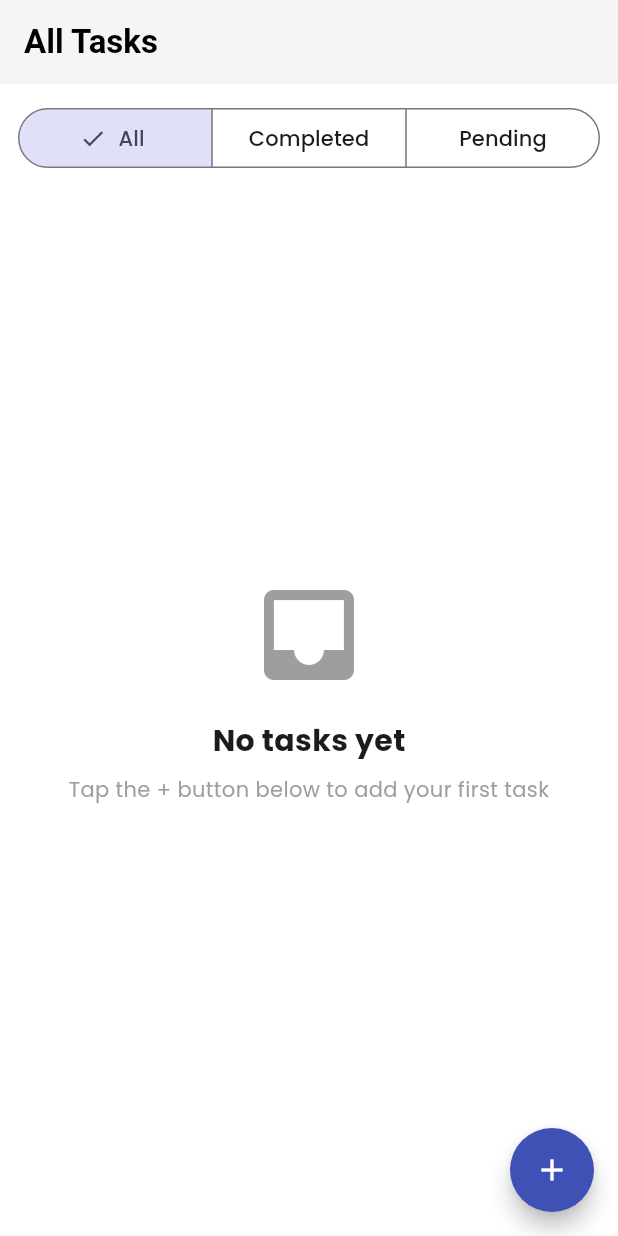
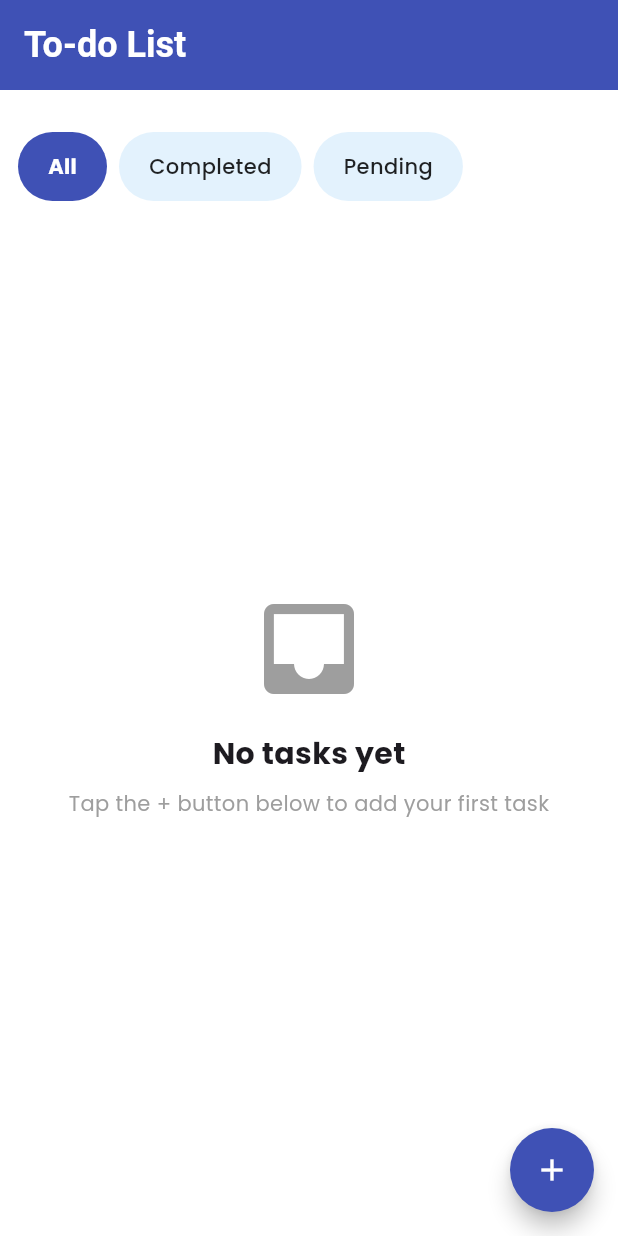
Before and after one commit to Mukesh7781/To-Do-App, a Flutter app: the screen it shows after launch, on a phone screen of 412 x 824 dp. Run offline on Flutter 3.47's test engine with Material 3 defaults, Android fonts, the phone set to English and light mode, and no system bars; our stand-ins replace google_fonts, shared_preferences.

Commit message:
bug_fixing

```diff
--- a/lib/main.dart
+++ b/lib/main.dart
@@ -43,7 +43,7 @@ class MyApp extends StatelessWidget {
           titleTextStyle: TextStyle(
             fontSize: 22,
             fontWeight: FontWeight.bold,
-            color: Colors.black,
+            color: Colors.white,
           ),
         ),
         cardTheme: CardThemeData(
--- a/lib/screens/add_edit_task_screen.dart
+++ b/lib/screens/add_edit_task_screen.dart
@@ -84,7 +84,8 @@ class _AddEditTaskScreenState extends State<AddEditTaskScreen> {
   Widget build(BuildContext context) {
     return Scaffold(
       appBar: AppBar(
-        backgroundColor: const Color.fromARGB(255, 165, 165, 166),
+        toolbarHeight: 60,
+        backgroundColor: Colors.indigo,
         foregroundColor: Colors.white,
         title: Text(widget.task == null ? 'Add Task' : 'Edit Task'),
       ),
@@ -134,7 +135,7 @@ class _AddEditTaskScreenState extends State<AddEditTaskScreen> {
                   onPressed: _isSaving ? null : _saveTask,
                   style: ElevatedButton.styleFrom(
                     padding: const EdgeInsets.symmetric(vertical: 14),
-                    backgroundColor: const Color.fromARGB(255, 165, 165, 166),
+                    backgroundColor: Colors.indigo,
                     shape: RoundedRectangleBorder(
                       borderRadius: BorderRadius.circular(10),
                     ),
--- a/lib/screens/task_list_screen.dart
+++ b/lib/screens/task_list_screen.dart
@@ -1,4 +1,3 @@
-
 import 'package:flutter/material.dart';
 import 'package:provider/provider.dart';
 import 'package:intl/intl.dart';
@@ -13,46 +12,75 @@ class TaskListScreen extends StatelessWidget {
 
   @override
   Widget build(BuildContext context) {
-    final provider = Provider.of<TaskProvider>(context);
+    Provider.of<TaskProvider>(context);
 
     return Scaffold(
       appBar: AppBar(
+        toolbarHeight: 60,
         elevation: 0,
-        backgroundColor: const Color.fromARGB(255, 245, 245, 248),
+        backgroundColor: Colors.indigo,
         foregroundColor: Colors.white,
-        title: Text(
-          provider.currentFilter == TaskFilter.all
-              ? "All Tasks"
-              : provider.currentFilter == TaskFilter.completed
-                  ? "Completed Tasks"
-                  : "Pending Tasks",
-          style: const TextStyle(fontSize: 22, fontWeight: FontWeight.bold),
+        title: const Text(
+          "To-do List",
+          style: TextStyle(fontSize: 24, fontWeight: FontWeight.bold),
         ),
       ),
+
       body: Padding(
         padding: const EdgeInsets.all(12.0),
+
         child: Column(
           children: [
-            // 🔹 Filter control
+            const SizedBox(height: 16), // This adds a 16px gap below the AppBar
+            // 🔹
             Consumer<TaskProvider>(
               builder: (context, provider, _) {
+                final filters = {
+                  TaskFilter.all: "All",
+                  TaskFilter.completed: "Completed",
+                  TaskFilter.pending: "Pending",
+                };
+
                 return SizedBox(
-                  width: double.infinity,
-                  child: SegmentedButton<TaskFilter>(
-                    segments: const [
-                      ButtonSegment(value: TaskFilter.all, label: Text("All")),
-                      ButtonSegment(
-                        value: TaskFilter.completed,
-                        label: Text("Completed"),
-                      ),
-                      ButtonSegment(
-                        value: TaskFilter.pending,
-                        label: Text("Pending"),
-                      ),
-                    ],
-                    selected: {provider.currentFilter},
-                    onSelectionChanged: (selection) {
-                      provider.setFilter(selection.first);
+                  height: 46,
+                  child: ListView.separated(
+                    scrollDirection: Axis.horizontal,
+                    itemCount: filters.length,
+                    separatorBuilder: (_, __) => const SizedBox(width: 8),
+                    itemBuilder: (context, index) {
+                      final filter = filters.keys.elementAt(index);
+                      final label = filters[filter]!;
+                      final isSelected = provider.currentFilter == filter;
+
+                      return GestureDetector(
+                        onTap: () => provider.setFilter(filter),
+                        child: AnimatedContainer(
+                          duration: const Duration(milliseconds: 200),
+                          padding: const EdgeInsets.symmetric(
+                            horizontal: 20,
+                            vertical: 10,
+                          ),
+                          decoration: BoxDecoration(
+                            color: isSelected
+                                ? Colors.indigo
+                                : Colors.blue.shade50,
+                            borderRadius: BorderRadius.circular(24),
+                          ),
+                          child: Center(
+                            child: Text(
+                              label,
+                              style: TextStyle(
+                                color: isSelected
+                                    ? Colors.white
+                                    : Colors.black87,
+                                fontWeight: isSelected
+                                    ? FontWeight.bold
+                                    : FontWeight.w500,
+                              ),
+                            ),
+                          ),
+                        ),
+                      );
                     },
                   ),
                 );
@@ -70,23 +98,22 @@ class TaskListScreen extends StatelessWidget {
                       child: Column(
                         mainAxisAlignment: MainAxisAlignment.center,
                         children: [
-                          Icon(Icons.inbox,
-                              size: 80, color: Colors.grey),
+                          Icon(Icons.inbox, size: 80, color: Colors.grey),
                           SizedBox(height: 16),
                           Text(
                             "No tasks yet",
                             style: TextStyle(
-                                fontSize: 20, fontWeight: FontWeight.bold),
+                              fontSize: 20,
+                              fontWeight: FontWeight.bold,
+                            ),
                           ),
                           SizedBox(height: 8),
                           Text(
                             "Tap the + button below to add your first task",
-                            style: TextStyle(
-                                fontSize: 14, color: Colors.grey),
+                            style: TextStyle(fontSize: 14, color: Colors.grey),
                             textAlign: TextAlign.center,
                           ),
                           SizedBox(height: 20),
-
                         ],
                       ),
                     );
@@ -127,8 +154,12 @@ class TaskCard extends StatelessWidget {
     final provider = Provider.of<TaskProvider>(context, listen: false);
 
     final bool done = task.isCompleted;
-    final Color chipColor = done ? Colors.green.shade100 : Colors.orange.shade100;
-    final Color textColor = done ? Colors.green.shade800 : Colors.orange.shade800;
+    final Color chipColor = done
+        ? Colors.green.shade100
+        : Colors.orange.shade100;
+    final Color textColor = done
+        ? Colors.green.shade800
+        : Colors.orange.shade800;
     final String statusText = done ? 'Completed' : 'Pending';
 
     return Card(
@@ -138,16 +169,22 @@ class TaskCard extends StatelessWidget {
         leading: Checkbox(
           value: done,
           onChanged: (_) async {
-            await provider.toggleCompletion(task);
+            // 1️⃣ Determine the new status first
+            final newStatus = !task.isCompleted;
+
+            // 2️⃣ Show dialog BEFORE changing the task
             await showSuccessDialog(
               context,
-              title: task.isCompleted ? "Task Completed" : "Task Pending",
-              message: task.isCompleted
+              title: newStatus ? "Task Completed" : "Task Pending",
+              message: newStatus
                   ? "Task has been marked as completed."
                   : "Task has been marked as pending.",
-              icon: task.isCompleted ? Icons.undo : Icons.check_circle,
-              iconColor: task.isCompleted ? Colors.orange : Colors.green,
+              icon: newStatus ? Icons.check_circle : Icons.undo,
+              iconColor: newStatus ? Colors.green : Colors.orange,
             );
+
+            // 3️⃣ Now update the task state
+            await provider.toggleCompletion(task);
           },
         ),
         title: Text(
@@ -166,7 +203,7 @@ class TaskCard extends StatelessWidget {
         onTap: () => Navigator.push(
           context,
           MaterialPageRoute(builder: (_) => TaskDetailScreen(task: task)),
-        )
+        ),
       ),
     );
   }
```
Also changed, not shown: lib/screens/task_detail_screen.dart (+19 -5 lines).
